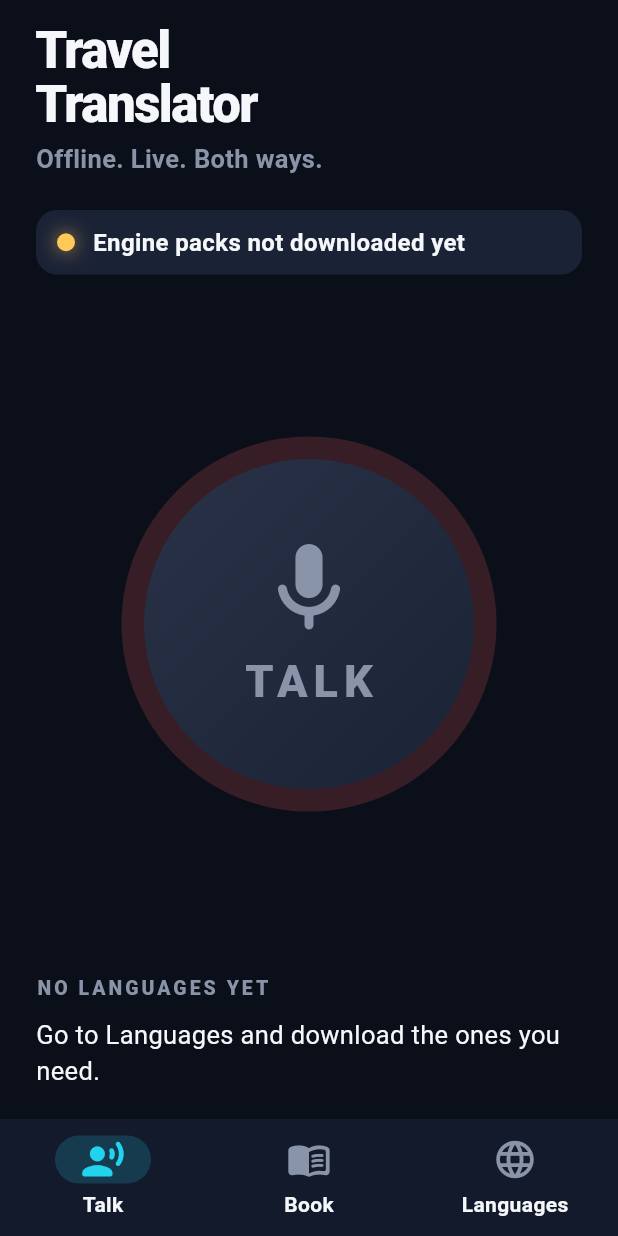
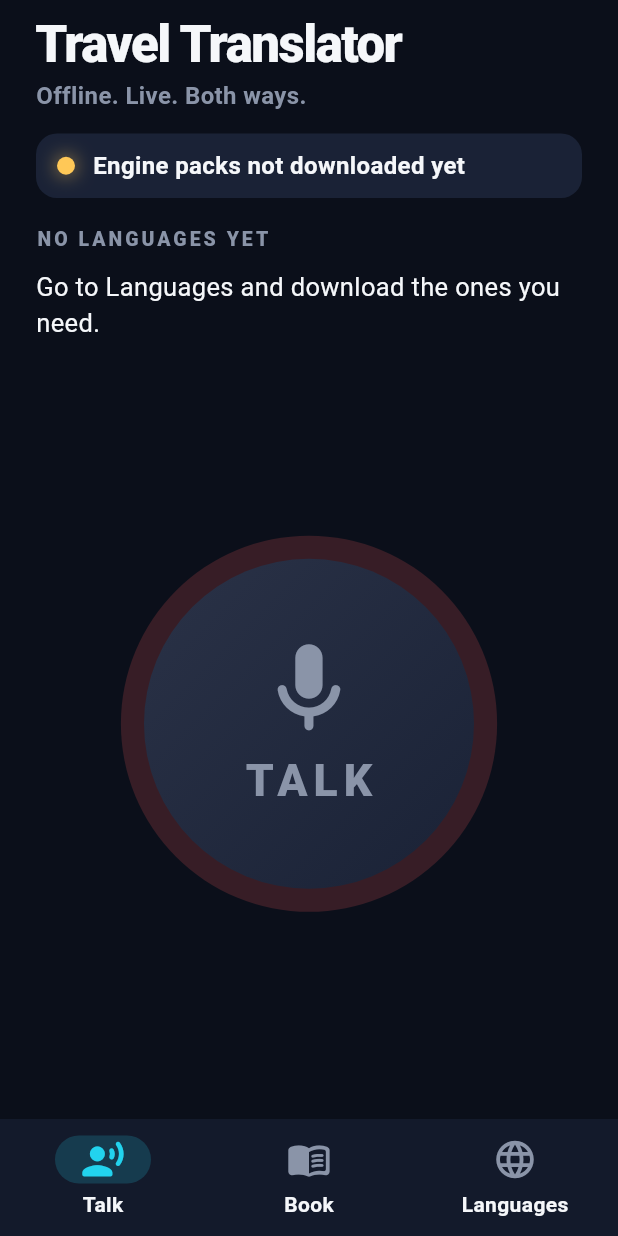
Before and after one commit to lukianczyk-sketch/travel-translator, a Flutter app: the screen it shows after launch, on a phone screen of 412 x 824 dp. Run offline on Flutter 3.47's test engine with Material 3 defaults, Android fonts, the phone set to English and light mode, and no system bars; our stand-ins replace dio, flutter_tts, permission_handler, shared_preferences, wakelock_plus; missing offline and left inert: dart:ffi, onnxruntime, record, whisper_ggml_plus.

Commit message:
Home: language picker above the button; button scales to screen

```diff
--- a/lib/screens/home_screen.dart
+++ b/lib/screens/home_screen.dart
@@ -66,28 +66,24 @@ class _HomeScreenState extends State<HomeScreen> with SingleTickerProviderStateM
         _selected ??= langs.isNotEmpty ? langs.first : null;
 
         return SafeArea(
-          child: Padding(
-            padding: const EdgeInsets.fromLTRB(24, 16, 24, 8),
+          child: LayoutBuilder(
+            builder: (context, box) {
+              // Button scales to the space that's actually left on this screen.
+              final btn = (box.maxHeight * 0.30).clamp(150.0, 220.0);
+              return Padding(
+                padding: const EdgeInsets.fromLTRB(24, 12, 24, 8),
                 child: Column(
                   crossAxisAlignment: CrossAxisAlignment.start,
                   children: [
-                const Text('Travel\nTranslator', style: headline),
-                const SizedBox(height: 6),
-                Text(
+                    const Text('Travel Translator', style: headline),
+                    const SizedBox(height: 4),
+                    const Text(
                       'Offline. Live. Both ways.',
-                  style: TextStyle(color: Palette.muted, fontSize: 17, fontWeight: FontWeight.w600),
+                      style: TextStyle(color: Palette.muted, fontSize: 16, fontWeight: FontWeight.w600),
                     ),
-                const SizedBox(height: 22),
+                    const SizedBox(height: 14),
                     _ReadyRow(ready: mm.allEnginesReady),
-                const Spacer(),
-                Center(
-                  child: _TalkButton(
-                    pulse: _pulse,
-                    enabled: langs.isNotEmpty && mm.allEnginesReady,
-                    onTap: _start,
-                  ),
-                ),
-                const Spacer(),
+                    const SizedBox(height: 18),
                     Text(
                       langs.isEmpty ? 'NO LANGUAGES YET' : 'THEY SPEAK',
                       style: const TextStyle(
@@ -105,7 +101,7 @@ class _HomeScreenState extends State<HomeScreen> with SingleTickerProviderStateM
                       )
                     else
                       SizedBox(
-                    height: 64,
+                        height: 60,
                         child: ListView.separated(
                           scrollDirection: Axis.horizontal,
                           itemCount: langs.length,
@@ -127,7 +123,7 @@ class _HomeScreenState extends State<HomeScreen> with SingleTickerProviderStateM
                                 ),
                                 child: Row(
                                   children: [
-                                Text(l.flag, style: const TextStyle(fontSize: 28)),
+                                    Text(l.flag, style: const TextStyle(fontSize: 26)),
                                     const SizedBox(width: 10),
                                     Text(
                                       l.name,
@@ -144,9 +140,20 @@ class _HomeScreenState extends State<HomeScreen> with SingleTickerProviderStateM
                           },
                         ),
                       ),
-                const SizedBox(height: 12),
+                    Expanded(
+                      child: Center(
+                        child: _TalkButton(
+                          pulse: _pulse,
+                          enabled: langs.isNotEmpty && mm.allEnginesReady,
+                          onTap: _start,
+                          size: btn,
+                        ),
+                      ),
+                    ),
                   ],
                 ),
+              );
+            },
           ),
         );
       },
@@ -194,7 +201,8 @@ class _TalkButton extends StatelessWidget {
   final Animation<double> pulse;
   final bool enabled;
   final VoidCallback onTap;
-  const _TalkButton({required this.pulse, required this.enabled, required this.onTap});
+  final double size;
+  const _TalkButton({required this.pulse, required this.enabled, required this.onTap, this.size = 220});
 
   @override
   Widget build(BuildContext context) {
@@ -208,16 +216,16 @@ class _TalkButton extends StatelessWidget {
             alignment: Alignment.center,
             children: [
               Container(
-                width: 250 + 40 * t,
-                height: 250 + 40 * t,
+                width: size * 1.14 + size * 0.18 * t,
+                height: size * 1.14 + size * 0.18 * t,
                 decoration: BoxDecoration(
                   shape: BoxShape.circle,
                   color: Palette.them.withOpacity(0.10 + 0.08 * (1 - t)),
                 ),
               ),
               Container(
-                width: 220,
-                height: 220,
+                width: size,
+                height: size,
                 decoration: BoxDecoration(
                   shape: BoxShape.circle,
                   gradient: LinearGradient(
@@ -234,12 +242,12 @@ class _TalkButton extends StatelessWidget {
                 child: Column(
                   mainAxisAlignment: MainAxisAlignment.center,
                   children: [
-                    Icon(Icons.mic_rounded, size: 72, color: enabled ? Colors.white : Palette.muted),
+                    Icon(Icons.mic_rounded, size: size * 0.33, color: enabled ? Colors.white : Palette.muted),
                     const SizedBox(height: 4),
                     Text(
                       'TALK',
                       style: TextStyle(
-                        fontSize: 30,
+                        fontSize: size * 0.135,
                         fontWeight: FontWeight.w900,
                         letterSpacing: 4,
                         color: enabled ? Colors.white : Palette.muted,
```
Lines whose indentation alone changed are shown as unchanged.
